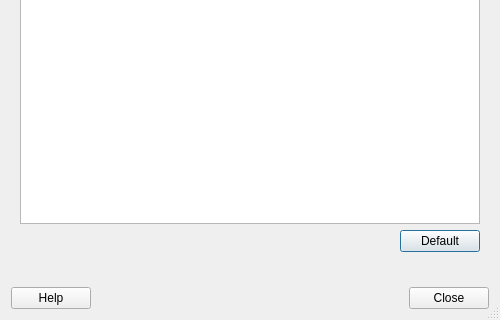
Above: featherpad/predDialog.ui from vecnathewhisperd0/FeatherPad before the change; both pictures show x 0 to 500 and y 177 to 497 of the 500 by 497 pixel window. Below: the same form after it.
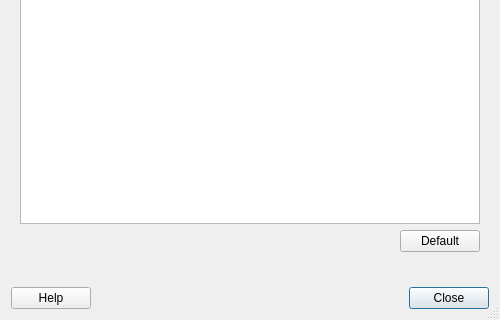
That is the form after the change. The open tabs and pages were chosen to show the change. Icons and pictures are not drawn.

Commit message: Made the close button default in Preferences

Diff of the .ui file:
```diff
--- a/featherpad/predDialog.ui
+++ b/featherpad/predDialog.ui
@@ -670,6 +670,9 @@
          <property name="text">
           <string>Default</string>
          </property>
+         <property name="autoDefault">
+          <bool>false</bool>
+         </property>
         </widget>
        </item>
       </layout>
@@ -706,6 +709,9 @@
       <iconset theme="edit-delete">
        <normaloff>.</normaloff>.</iconset>
      </property>
+     <property name="default">
+      <bool>true</bool>
+     </property>
     </widget>
    </item>
   </layout>
```
The commit also changes 6 other files.
